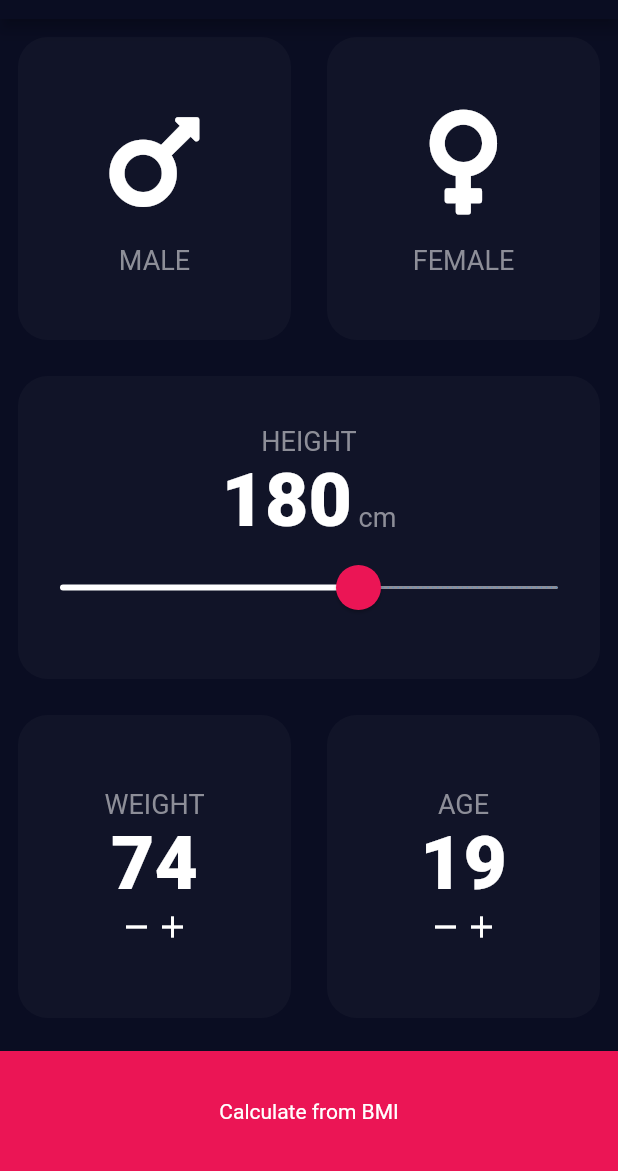
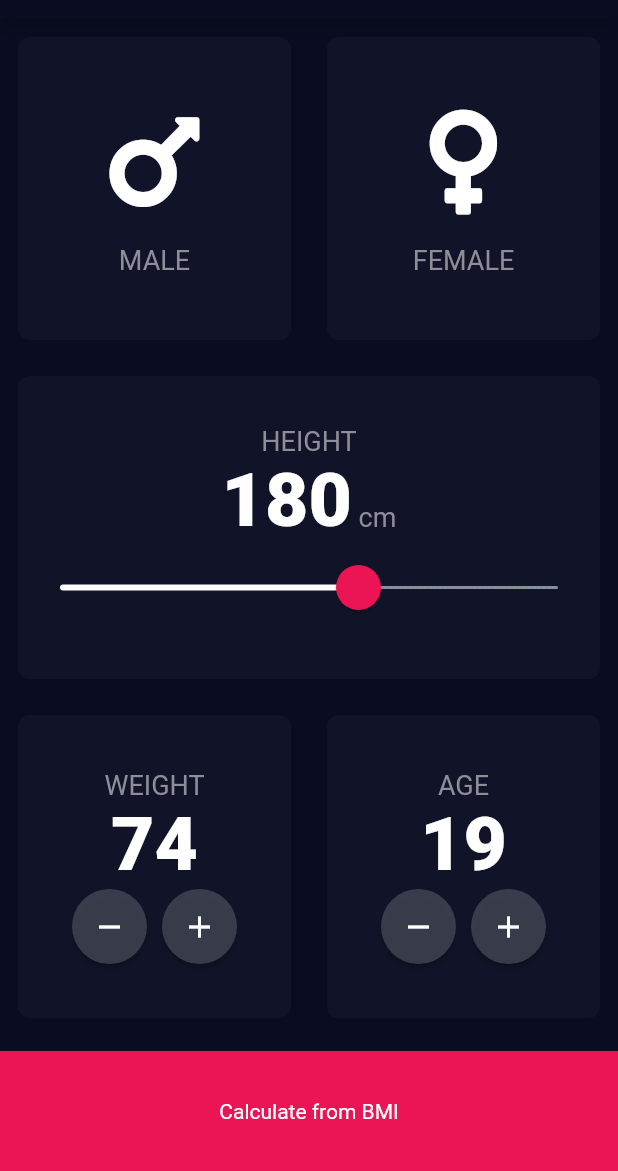
Before and after one commit to Itanik/BMI-Calculator-flutter, a Flutter app: the screen it shows after launch, on a phone screen of 412 x 824 dp, the part 65-1236 px from its top. Run offline on Flutter 3.47's test engine with Material 2 defaults, Android fonts, the phone set to English and light mode, and no system bars; our stand-ins replace font_awesome_flutter.

Commit message:
Configure CounterCard widget.

```diff
--- a/lib/pages/cards/counter_card.dart
+++ b/lib/pages/cards/counter_card.dart
@@ -1,5 +1,7 @@
 import 'package:bmi_calculator_flutter/constants.dart';
 import 'package:flutter/material.dart';
+
+const _kIconButtonColor = Color(0xAF4C4F5E);
 
 enum CounterType { WEIGHT, AGE }
 
@@ -38,11 +40,46 @@ class _CounterCardState extends State<CounterCard> {
         Row(
           mainAxisAlignment: MainAxisAlignment.center,
           children: [
-            Icon(Icons.remove),
-            Icon(Icons.add),
+            RoundIconButton(
+                iconData: Icons.remove,
+                onPressed: () {
+                  if (counterValue > 0)
+                    setState(() {
+                      counterValue--;
+                    });
+                }),
+            SizedBox(width: 10.0),
+            RoundIconButton(
+                iconData: Icons.add,
+                onPressed: () {
+                  setState(() {
+                    counterValue++;
+                  });
+                })
           ],
         )
       ],
     );
   }
 }
+
+class RoundIconButton extends StatelessWidget {
+  final VoidCallback onPressed;
+  final IconData iconData;
+
+  const RoundIconButton({required this.iconData, required this.onPressed});
+
+  @override
+  Widget build(BuildContext context) {
+    return RawMaterialButton(
+      onPressed: onPressed,
+      fillColor: _kIconButtonColor,
+      shape: CircleBorder(),
+      constraints: BoxConstraints.tightFor(width: 50.0, height: 50.0),
+      child: Icon(
+        iconData,
+        color: Colors.white,
+      ),
+    );
+  }
+}
--- a/lib/pages/cards/expanded_card.dart
+++ b/lib/pages/cards/expanded_card.dart
@@ -13,7 +13,7 @@ class ExpandedCard extends StatelessWidget {
           margin: EdgeInsets.all(12.0),
           decoration: BoxDecoration(
             color: bgColor,
-            borderRadius: BorderRadius.all(Radius.circular(20.0)),
+            borderRadius: BorderRadius.all(Radius.circular(8.0)),
           ),
         ),
       );
```
